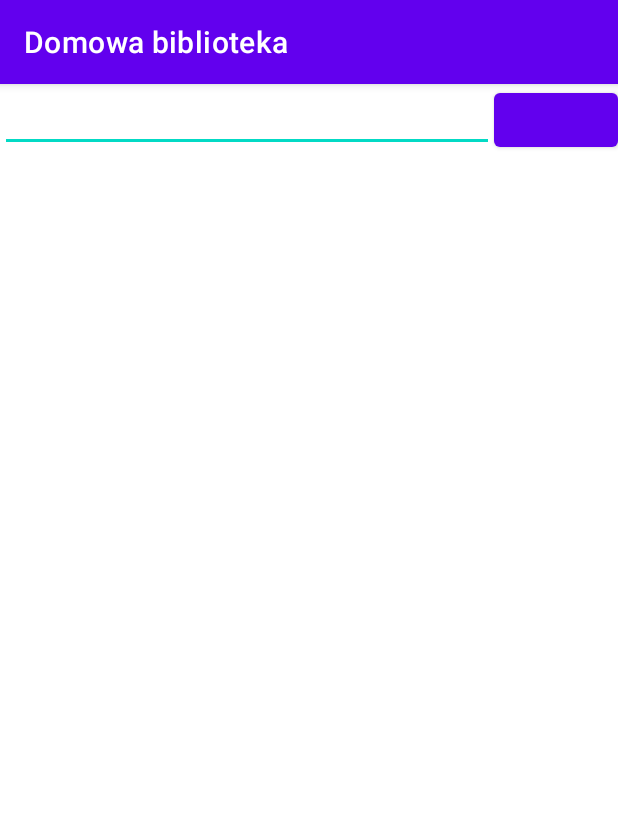
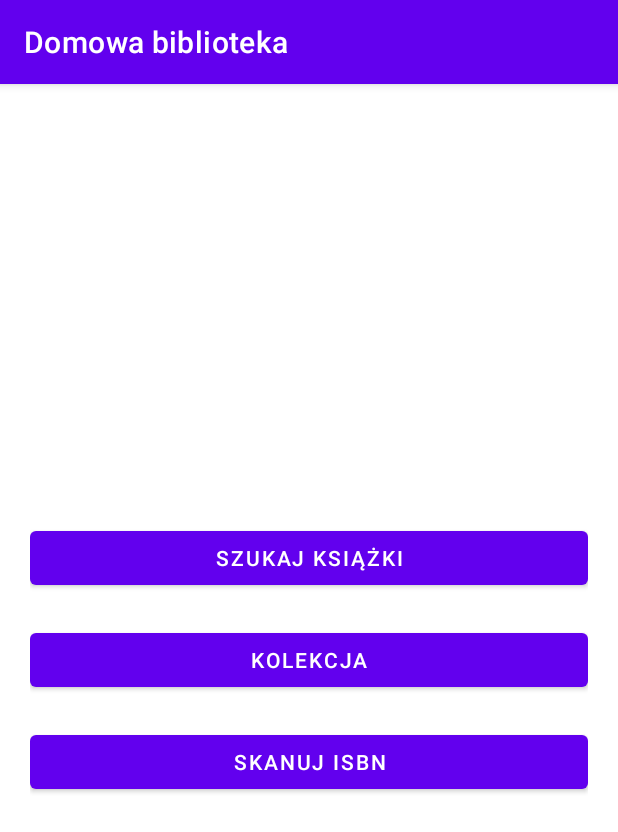
Before and after one commit to mwieclawek/mobilkiProjekt, an Android app: the screen it shows after launch (MainActivity), on a phone screen of 412 x 824 dp. Shown: the top 832 px of the screen. Run offline under Robolectric (Android 15) with nearby library versions, the phone set to English and light mode, and no system bars.

Commit message:
Added main menu

```diff
--- a/Domowabiblioteka/app/src/main/res/layout/activity_main.xml
+++ b/Domowabiblioteka/app/src/main/res/layout/activity_main.xml
@@ -1,49 +1,42 @@
 <?xml version="1.0" encoding="utf-8"?>
-<RelativeLayout
-    xmlns:android="http://schemas.android.com/apk/res/android"
+<androidx.constraintlayout.widget.ConstraintLayout xmlns:android="http://schemas.android.com/apk/res/android"
+    xmlns:app="http://schemas.android.com/apk/res-auto"
     xmlns:tools="http://schemas.android.com/tools"
     android:layout_width="match_parent"
     android:layout_height="match_parent"
     tools:context=".MainActivity">
 
     <LinearLayout
-        android:id="@+id/idLLsearch"
         android:layout_width="match_parent"
         android:layout_height="wrap_content"
-        android:orientation="horizontal"
-        android:weightSum="5">
-
-        <!--edit text for getting the search
-            query for book from user-->
-        <EditText
-            android:id="@+id/idEdtSearchBooks"
-            android:layout_width="0dp"
-            android:layout_height="wrap_content"
-            android:layout_weight="4" />
+        android:orientation="vertical"
+        android:paddingLeft="20sp"
+        android:paddingRight="20sp"
+        app:layout_constraintBottom_toBottomOf="parent"
+        app:layout_constraintTop_toTopOf="parent">
 
         <Button
-            android:id="@+id/idBtnSearch"
-            android:layout_width="0dp"
+            android:id="@+id/buttonSearch"
+            android:layout_width="match_parent"
             android:layout_height="wrap_content"
-            android:layout_weight="1"
-            />
+            android:onClick="openSearch"
+            android:text="@string/buttonSearch" />
 
+        <Button
+            android:id="@+id/buttonCollection"
+            android:layout_width="match_parent"
+            android:layout_height="wrap_content"
+            android:layout_marginTop="20sp"
+            android:layout_marginBottom="20sp"
+            android:onClick="openCollection"
+            android:text="@string/buttonCollection" />
 
+        <Button
+            android:id="@+id/buttonScan"
+            android:layout_width="match_parent"
+            android:layout_height="wrap_content"
+            android:onClick="openScan"
+            android:text="@string/buttonScan" />
     </LinearLayout>
 
-    <!--recycler view for displaying our list of books-->
-    <androidx.recyclerview.widget.RecyclerView
-        android:id="@+id/idRVBooks"
-        android:layout_width="match_parent"
-        android:layout_height="match_parent"
-        android:layout_below="@id/idLLsearch" />
-
-    <!--progressbar for displaying our loading indicator-->
-    <ProgressBar
-        android:id="@+id/idLoadingPB"
-        android:layout_width="wrap_content"
-        android:layout_height="wrap_content"
-        android:layout_centerInParent="true"
-        android:visibility="invisible" />
-
-</RelativeLayout>
+</androidx.constraintlayout.widget.ConstraintLayout>
--- a/Domowabiblioteka/app/src/main/res/values/strings.xml
+++ b/Domowabiblioteka/app/src/main/res/values/strings.xml
@@ -1,4 +1,7 @@
 <resources>
     <string name="app_name">Domowa biblioteka</string>
     <string name="searchButton">Szukaj</string>
+    <string name="buttonSearch">Szukaj książki</string>
+    <string name="buttonCollection">Kolekcja</string>
+    <string name="buttonScan">Skanuj ISBN</string>
 </resources>
```
Also changed, not shown: Domowabiblioteka/app/src/main/AndroidManifest.xml (+9 -3 lines), Domowabiblioteka/app/src/main/java/com/example/domowabiblioteka/CollectionActivity.kt (added, +11 -0 lines), Domowabiblioteka/app/src/main/java/com/example/domowabiblioteka/MainActivity.kt (+13 -116 lines), Domowabiblioteka/app/src/main/java/com/example/domowabiblioteka/SearchActivity.kt (added, +130 -0 lines), Domowabiblioteka/app/src/main/res/layout/activity_collection.xml (added, +9 -0 lines), Domowabiblioteka/app/src/main/res/layout/activity_search.xml (added, +49 -0 lines).
